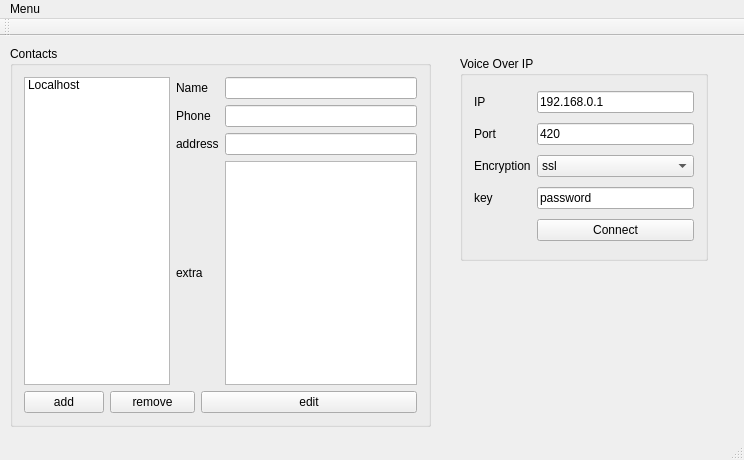
The window that mainwindow.ui (netpipe/VIP-Phone) describes before a commit, drawn with Qt 5.
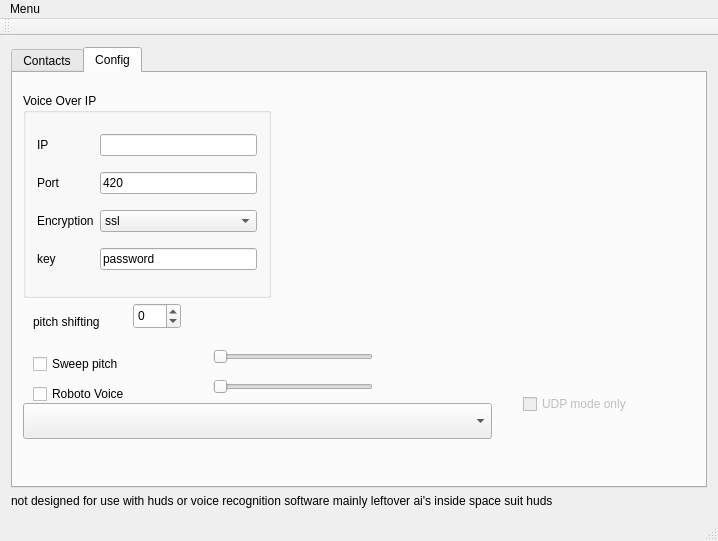
The same window after the commit.

```diff
--- a/mainwindow.ui
+++ b/mainwindow.ui
@@ -6,18 +6,132 @@
    <rect>
     <x>0</x>
     <y>0</y>
-    <width>744</width>
-    <height>460</height>
+    <width>718</width>
+    <height>541</height>
    </rect>
   </property>
   <property name="windowTitle">
    <string>MainWindow</string>
   </property>
   <widget class="QWidget" name="centralWidget">
+   <layout class="QGridLayout" name="gridLayout_4">
+    <item row="3" column="0">
+     <widget class="QLabel" name="label_10">
+      <property name="text">
+       <string>not designed for use with huds or voice recognition software mainly leftover ai's inside space suit huds</string>
+      </property>
+     </widget>
+    </item>
+    <item row="0" column="0">
+     <widget class="QTabWidget" name="tabWidget">
+      <property name="currentIndex">
+       <number>1</number>
+      </property>
+      <widget class="QWidget" name="tab">
+       <attribute name="title">
+        <string>Contacts</string>
+       </attribute>
+       <layout class="QGridLayout" name="gridLayout_2">
+        <item row="0" column="0">
+         <widget class="QGroupBox" name="groupBox_2">
+          <property name="title">
+           <string>Contacts</string>
+          </property>
+          <layout class="QGridLayout" name="gridLayout">
+           <item row="0" column="0" rowspan="4" colspan="2">
+            <widget class="QListWidget" name="m_ips"/>
+           </item>
+           <item row="3" column="2" colspan="2">
+            <widget class="QLabel" name="label_8">
+             <property name="text">
+              <string>Extra</string>
+             </property>
+            </widget>
+           </item>
+           <item row="2" column="2" colspan="2">
+            <widget class="QLabel" name="label_7">
+             <property name="text">
+              <string>Address/IP</string>
+             </property>
+            </widget>
+           </item>
+           <item row="0" column="5">
+            <widget class="QLabel" name="label_20">
+             <property name="text">
+              <string>List of connected client</string>
+             </property>
+             <property name="alignment">
+              <set>Qt::AlignCenter</set>
+             </property>
+            </widget>
+           </item>
+           <item row="1" column="2" colspan="2">
+            <widget class="QLabel" name="label_6">
+             <property name="text">
+              <string>Phone</string>
+             </property>
+            </widget>
+           </item>
+           <item row="1" column="5" rowspan="3">
+            <widget class="QListWidget" name="m_connectedip"/>
+           </item>
+           <item row="1" column="4">
+            <widget class="QLineEdit" name="m_phone"/>
+           </item>
+           <item row="2" column="4">
+            <widget class="QLineEdit" name="m_addr"/>
+           </item>
+           <item row="0" column="2" colspan="2">
+            <widget class="QLabel" name="label_5">
+             <property name="text">
+              <string>Name</string>
+             </property>
+            </widget>
+           </item>
+           <item row="0" column="4">
+            <widget class="QLineEdit" name="m_name"/>
+           </item>
+           <item row="3" column="4">
+            <widget class="QTextEdit" name="m_extra"/>
+           </item>
+           <item row="4" column="4">
+            <layout class="QHBoxLayout" name="horizontalLayout">
+             <item>
+              <widget class="QPushButton" name="btn_save">
+               <property name="text">
+                <string>save</string>
+               </property>
+              </widget>
+             </item>
+             <item>
+              <widget class="QPushButton" name="btn_remove">
+               <property name="text">
+                <string>remove</string>
+               </property>
+              </widget>
+             </item>
+            </layout>
+           </item>
+           <item row="4" column="5">
+            <widget class="QPushButton" name="serverbtn">
+             <property name="text">
+              <string>Start Server</string>
+             </property>
+            </widget>
+           </item>
+          </layout>
+         </widget>
+        </item>
+       </layout>
+      </widget>
+      <widget class="QWidget" name="tab_2">
+       <attribute name="title">
+        <string>Config</string>
+       </attribute>
    <widget class="QGroupBox" name="groupBox">
     <property name="geometry">
      <rect>
-      <x>460</x>
+          <x>10</x>
       <y>20</y>
       <width>248</width>
       <height>205</height>
@@ -27,6 +141,27 @@
      <string>Voice Over IP</string>
     </property>
     <layout class="QGridLayout" name="gridLayout_3">
+         <item row="1" column="0">
+          <widget class="QLabel" name="label_3">
+           <property name="text">
+            <string>Port</string>
+           </property>
+          </widget>
+         </item>
+         <item row="0" column="1">
+          <widget class="QLineEdit" name="m_cur_ip">
+           <property name="text">
+            <string/>
+           </property>
+          </widget>
+         </item>
+         <item row="1" column="1">
+          <widget class="QLineEdit" name="lineEdit_2">
+           <property name="text">
+            <string>420</string>
+           </property>
+          </widget>
+         </item>
      <item row="0" column="0">
       <widget class="QLabel" name="label">
        <property name="text">
@@ -34,13 +169,6 @@
        </property>
       </widget>
      </item>
-     <item row="0" column="1">
-      <widget class="QLineEdit" name="lineEdit">
-       <property name="text">
-        <string>192.168.0.1</string>
-       </property>
-      </widget>
-     </item>
      <item row="3" column="1">
       <widget class="QLineEdit" name="lineEdit_3">
        <property name="text">
@@ -48,20 +176,6 @@
        </property>
       </widget>
      </item>
-     <item row="1" column="1">
-      <widget class="QLineEdit" name="lineEdit_2">
-       <property name="text">
-        <string>420</string>
-       </property>
-      </widget>
-     </item>
-     <item row="1" column="0">
-      <widget class="QLabel" name="label_3">
-       <property name="text">
-        <string>Port</string>
-       </property>
-      </widget>
-     </item>
      <item row="2" column="1">
       <widget class="QComboBox" name="comboBox">
        <item>
@@ -100,108 +214,127 @@
        </property>
       </widget>
      </item>
-     <item row="4" column="1">
-      <widget class="QPushButton" name="pushButton">
-       <property name="text">
-        <string>Connect</string>
-       </property>
-      </widget>
-     </item>
-    </layout>
-   </widget>
-   <widget class="QGroupBox" name="groupBox_2">
+        </layout>
+       </widget>
+       <widget class="QLabel" name="label_9">
+        <property name="geometry">
+         <rect>
+          <x>20</x>
+          <y>240</y>
+          <width>111</width>
+          <height>17</height>
+         </rect>
+        </property>
+        <property name="text">
+         <string>pitch shifting</string>
+        </property>
+       </widget>
+       <widget class="QSpinBox" name="m_pitch">
+        <property name="geometry">
+         <rect>
+          <x>120</x>
+          <y>230</y>
+          <width>48</width>
+          <height>26</height>
+         </rect>
+        </property>
+        <property name="minimum">
+         <number>-6</number>
+        </property>
+        <property name="maximum">
+         <number>6</number>
+        </property>
+       </widget>
+       <widget class="QComboBox" name="cmbTheme">
     <property name="geometry">
      <rect>
       <x>10</x>
-      <y>10</y>
-      <width>421</width>
-      <height>381</height>
-     </rect>
-    </property>
-    <property name="title">
-     <string>Contacts</string>
-    </property>
-    <layout class="QGridLayout" name="gridLayout">
-     <item row="0" column="0" rowspan="4" colspan="2">
-      <widget class="QListWidget" name="listWidget">
-       <item>
+          <y>330</y>
+          <width>469</width>
+          <height>36</height>
+         </rect>
+        </property>
+       </widget>
+       <widget class="QCheckBox" name="checkBox">
+        <property name="geometry">
+         <rect>
+          <x>20</x>
+          <y>280</y>
+          <width>131</width>
+          <height>22</height>
+         </rect>
+        </property>
         <property name="text">
-         <string>Localhost</string>
+         <string>Sweep pitch</string>
         </property>
-       </item>
-      </widget>
-     </item>
-     <item row="0" column="2" colspan="2">
-      <widget class="QLabel" name="label_5">
-       <property name="text">
-        <string>Name</string>
-       </property>
-      </widget>
-     </item>
-     <item row="0" column="4">
-      <widget class="QLineEdit" name="lineEdit_4"/>
-     </item>
-     <item row="1" column="2" colspan="2">
-      <widget class="QLabel" name="label_6">
+       </widget>
+       <widget class="QCheckBox" name="checkBox_2">
+        <property name="geometry">
+         <rect>
+          <x>20</x>
+          <y>310</y>
+          <width>131</width>
+          <height>22</height>
+         </rect>
+        </property>
        <property name="text">
-        <string>Phone</string>
-       </property>
-      </widget>
-     </item>
-     <item row="1" column="4">
-      <widget class="QLineEdit" name="lineEdit_5"/>
-     </item>
-     <item row="2" column="2" colspan="2">
-      <widget class="QLabel" name="label_7">
-       <property name="text">
-        <string>address</string>
-       </property>
-      </widget>
-     </item>
-     <item row="2" column="4">
-      <widget class="QLineEdit" name="lineEdit_6"/>
-     </item>
-     <item row="3" column="2" colspan="2">
-      <widget class="QLabel" name="label_8">
-       <property name="text">
-        <string>extra</string>
-       </property>
-      </widget>
-     </item>
-     <item row="3" column="4">
-      <widget class="QTextEdit" name="textEdit"/>
-     </item>
-     <item row="4" column="0">
-      <widget class="QPushButton" name="addcontact">
-       <property name="text">
-        <string>add</string>
-       </property>
-      </widget>
-     </item>
-     <item row="4" column="1" colspan="2">
-      <widget class="QPushButton" name="rmcontact">
-       <property name="text">
-        <string>remove</string>
-       </property>
-      </widget>
-     </item>
-     <item row="4" column="3" colspan="2">
-      <widget class="QPushButton" name="editcontact">
+         <string>Roboto Voice</string>
+        </property>
+       </widget>
+       <widget class="QSlider" name="horizontalSlider">
+        <property name="geometry">
+         <rect>
+          <x>200</x>
+          <y>300</y>
+          <width>160</width>
+          <height>28</height>
+         </rect>
+        </property>
+        <property name="orientation">
+         <enum>Qt::Horizontal</enum>
+        </property>
+       </widget>
+       <widget class="QSlider" name="horizontalSlider_2">
+        <property name="geometry">
+         <rect>
+          <x>200</x>
+          <y>270</y>
+          <width>160</width>
+          <height>28</height>
+         </rect>
+        </property>
+        <property name="orientation">
+         <enum>Qt::Horizontal</enum>
+        </property>
+       </widget>
+       <widget class="QCheckBox" name="checkBox_3">
+        <property name="enabled">
+         <bool>false</bool>
+        </property>
+        <property name="geometry">
+         <rect>
+          <x>510</x>
+          <y>320</y>
+          <width>131</width>
+          <height>22</height>
+         </rect>
+        </property>
        <property name="text">
-        <string>edit</string>
-       </property>
+         <string>UDP mode only</string>
+        </property>
+       </widget>
+      </widget>
       </widget>
      </item>
     </layout>
-   </widget>
   </widget>
   <widget class="QMenuBar" name="menuBar">
    <property name="geometry">
     <rect>
      <x>0</x>
      <y>0</y>
-     <width>744</width>
-     <height>24</height>
+     <width>718</width>
+     <height>31</height>
     </rect>
    </property>
    <widget class="QMenu" name="menuMenu">
```
Lines whose indentation alone changed are shown as unchanged.
